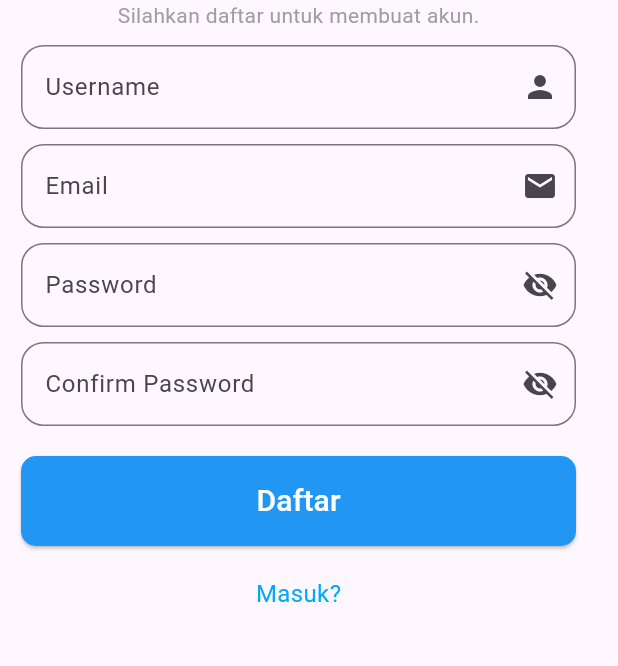
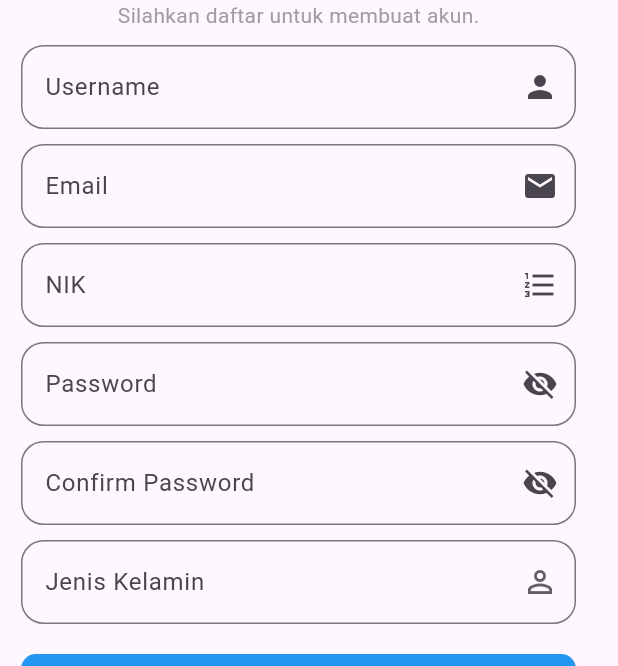
Before and after one commit to Vynixxx/bandlaksehat_apps, a Flutter app: the RegisterForm screen opened by its route, on a phone screen of 412 x 824 dp, the part 570-1236 px from its top. Run offline on Flutter 3.47's test engine with Material 3 defaults, Android fonts, the light colour scheme and no system bars; our stand-ins replace google_fonts, shared_preferences; accounts and stored records are empty.

Commit message:
menambahkan fungsi baru

```diff
--- a/lib/register.dart
+++ b/lib/register.dart
@@ -1,5 +1,4 @@
 import 'package:flutter/material.dart';
-import 'package:bandlaksehat_apps/login_screen.dart';
 
 class RegisterForm extends StatefulWidget {
   @override
@@ -11,9 +10,13 @@ class _RegisterFormState extends State<RegisterForm> {
   final TextEditingController _emailController = TextEditingController();
   final TextEditingController _passwordController = TextEditingController();
   final TextEditingController _confirmPasswordController = TextEditingController();
+  final TextEditingController _nikController = TextEditingController();
+  String? _selectedGender;
   bool _isPasswordVisible = false;
   bool _isConfirmPasswordVisible = false;
   final _formKey = GlobalKey<FormState>();
+
+  final List<String> _genderList = ['Laki-laki', 'Perempuan'];
 
   void _register() {
     if (_formKey.currentState!.validate()) {
@@ -108,6 +111,26 @@ class _RegisterFormState extends State<RegisterForm> {
                 Container(
                   width: 370,
                   child: TextFormField(
+                    controller: _nikController,
+                    decoration: InputDecoration(
+                      labelText: "NIK",
+                      border: OutlineInputBorder(
+                        borderRadius: BorderRadius.circular(15),
+                      ),
+                      suffixIcon: Icon(Icons.format_list_numbered),
+                    ),
+                    validator: (value) {
+                      if (value == null || value.isEmpty) {
+                        return 'Please enter your NIK';
+                      }
+                      return null;
+                    },
+                  ),
+                ),
+                SizedBox(height: 10),
+                Container(
+                  width: 370,
+                  child: TextFormField(
                     controller: _passwordController,
                     decoration: InputDecoration(
                       labelText: "Password",
@@ -167,6 +190,37 @@ class _RegisterFormState extends State<RegisterForm> {
                     },
                   ),
                 ),
+                SizedBox(height: 10),
+                Container(
+                  width: 370,
+                  child: DropdownButtonFormField<String>(
+                    value: _selectedGender,
+                    onChanged: (newValue) {
+                      setState(() {
+                        _selectedGender = newValue;
+                      });
+                    },
+                    decoration: InputDecoration(
+                      labelText: 'Jenis Kelamin',
+                      border: OutlineInputBorder(
+                        borderRadius: BorderRadius.circular(15),
+                      ),
+                      suffixIcon: Icon(Icons.person_outline),
+                    ),
+                    items: _genderList.map((String value) {
+                      return DropdownMenuItem<String>(
+                        value: value,
+                        child: Text(value),
+                      );
+                    }).toList(),
+                    validator: (value) {
+                      if (value == null) {
+                        return 'Pilih jenis kelamin';
+                      }
+                      return null;
+                    },
+                  ),
+                ),
                 SizedBox(height: 20),
                 Container(
                   width: 370,
```
